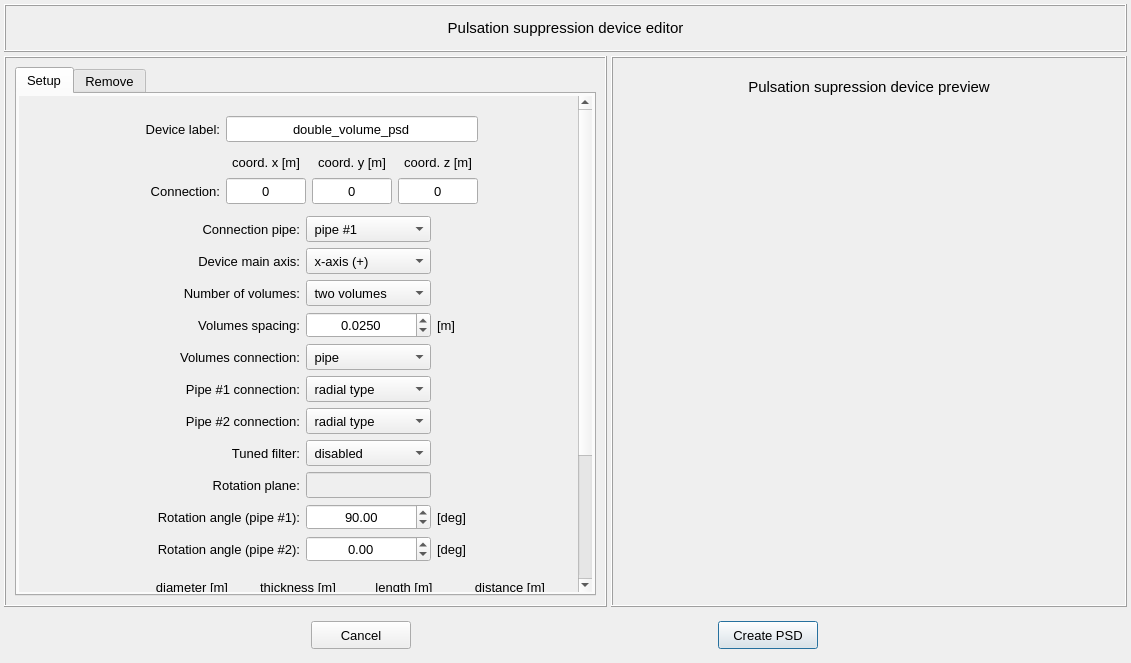
open-pulse/OpenPulse, file pulse/interface/data/ui_files/model/editor/pulsation_suppression_device_input.ui: the form before one commit.
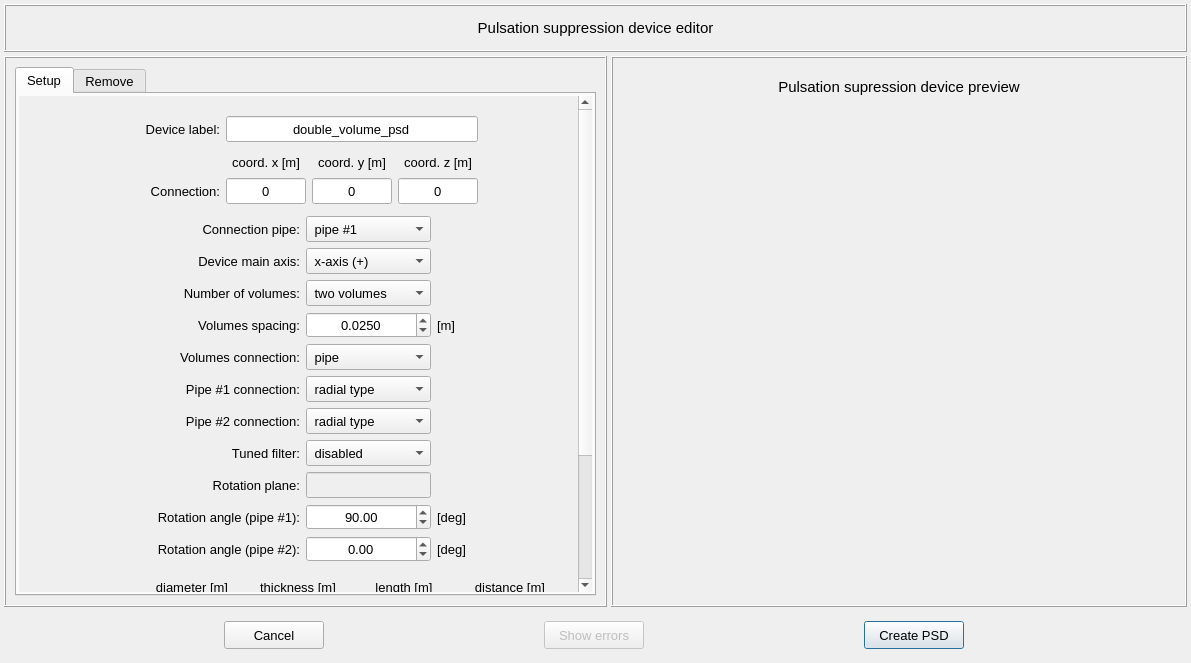
The form after the commit. Custom widgets are drawn as their Qt base class.

Commit message: feat: add "Show errors" button to pulsation suppression device editor, implement turn_red method and improves error handling overall for preview

```diff
--- a/pulse/interface/data/ui_files/model/editor/pulsation_suppression_device_input.ui
+++ b/pulse/interface/data/ui_files/model/editor/pulsation_suppression_device_input.ui
@@ -6,7 +6,7 @@
    <rect>
     <x>0</x>
     <y>0</y>
-    <width>1131</width>
+    <width>1191</width>
     <height>663</height>
    </rect>
   </property>
@@ -2634,7 +2634,7 @@
         </property>
        </widget>
       </item>
-      <item row="0" column="1">
+      <item row="0" column="2">
        <widget class="QPushButton" name="pushButton_create_psd">
         <property name="minimumSize">
          <size>
@@ -2670,6 +2670,33 @@
         </property>
        </widget>
       </item>
+      <item row="0" column="1">
+       <widget class="QPushButton" name="pushButton_show_errors">
+        <property name="enabled">
+         <bool>false</bool>
+        </property>
+        <property name="minimumSize">
+         <size>
+          <width>100</width>
+          <height>28</height>
+         </size>
+        </property>
+        <property name="maximumSize">
+         <size>
+          <width>100</width>
+          <height>28</height>
+         </size>
+        </property>
+        <property name="font">
+         <font>
+          <pointsize>10</pointsize>
+         </font>
+        </property>
+        <property name="text">
+         <string>Show errors</string>
+        </property>
+       </widget>
+      </item>
      </layout>
     </widget>
    </item>
```
The commit also changes 2 other files.
